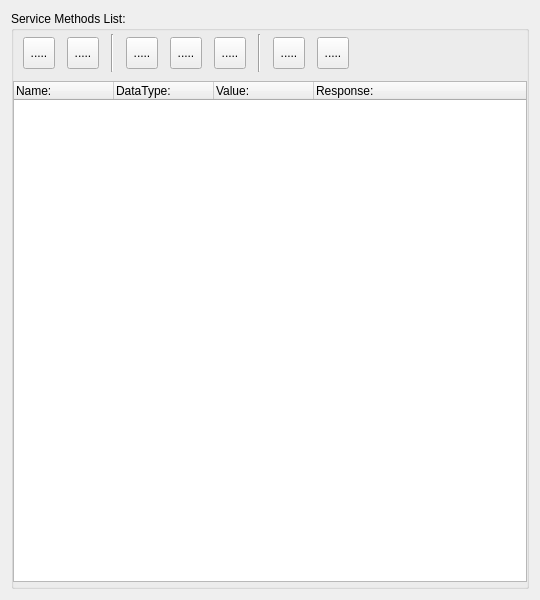
First picture: the form in sources/lusan/view/si/ui/SIMethodList.ui, repository aregtech/areg-sdk-tools, before the edit.
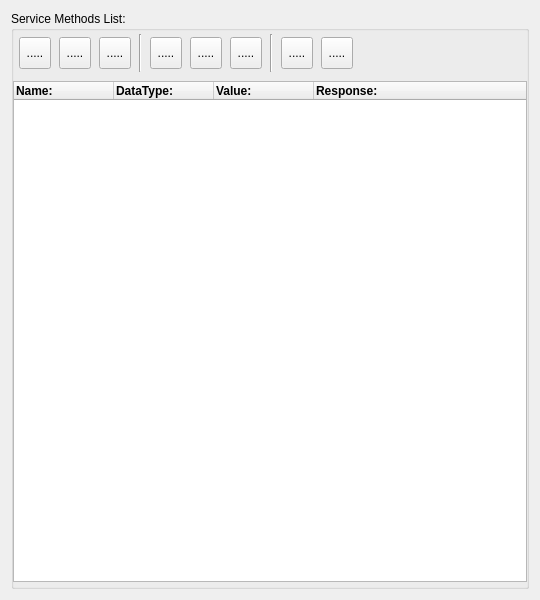
Second picture: the form after the edit. Icons and pictures are not drawn.

Diff of the .ui file:
```diff
--- a/sources/lusan/view/si/ui/SIMethodList.ui
+++ b/sources/lusan/view/si/ui/SIMethodList.ui
@@ -118,7 +118,48 @@
            </size>
           </property>
           <property name="shortcut">
-           <string>Ctrl+R</string>
+           <string notr="true">Ctrl+D</string>
+          </property>
+         </widget>
+        </item>
+        <item>
+         <widget class="QToolButton" name="toolInsertMethod">
+          <property name="maximumSize">
+           <size>
+            <width>32</width>
+            <height>32</height>
+           </size>
+          </property>
+          <property name="baseSize">
+           <size>
+            <width>32</width>
+            <height>32</height>
+           </size>
+          </property>
+          <property name="cursor">
+           <cursorShape>PointingHandCursor</cursorShape>
+          </property>
+          <property name="mouseTracking">
+           <bool>true</bool>
+          </property>
+          <property name="toolTip">
+           <string>Create and insert new method entry</string>
+          </property>
+          <property name="text">
+           <string>.....</string>
+          </property>
+          <property name="icon">
+           <iconset resource="../../../res/lusan.qrc">
+            <normaloff>:/icons/entry insert</normaloff>:/icons/entry insert</iconset>
+          </property>
+          <property name="iconSize">
+           <size>
+            <width>25</width>
+            <height>25</height>
+           </size>
+          </property>
+          <property name="shortcut">
+           <string notr="true">Ctrl+T</string>
           </property>
          </widget>
         </item>
@@ -398,21 +439,41 @@
           <property name="text">
            <string notr="true">Name:</string>
           </property>
+          <property name="font">
+           <font>
+            <bold>true</bold>
+           </font>
+          </property>
          </column>
          <column>
           <property name="text">
            <string notr="true">DataType:</string>
           </property>
+          <property name="font">
+           <font>
+            <bold>true</bold>
+           </font>
+          </property>
          </column>
          <column>
           <property name="text">
            <string notr="true">Value:</string>
           </property>
+          <property name="font">
+           <font>
+            <bold>true</bold>
+           </font>
+          </property>
          </column>
          <column>
           <property name="text">
            <string>Response:</string>
           </property>
+          <property name="font">
+           <font>
+            <bold>true</bold>
+           </font>
+          </property>
          </column>
         </widget>
        </item>
```
Left out of the diff: 61 changed lines with no effect on the pictures.
